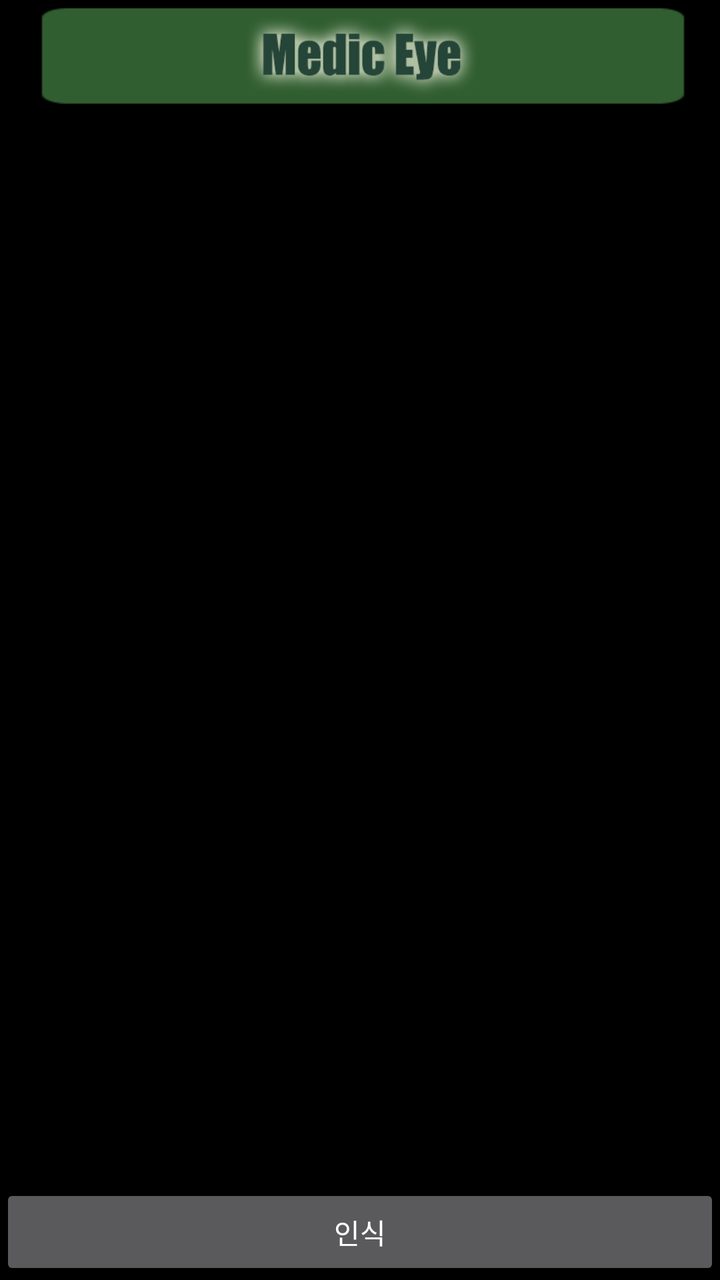
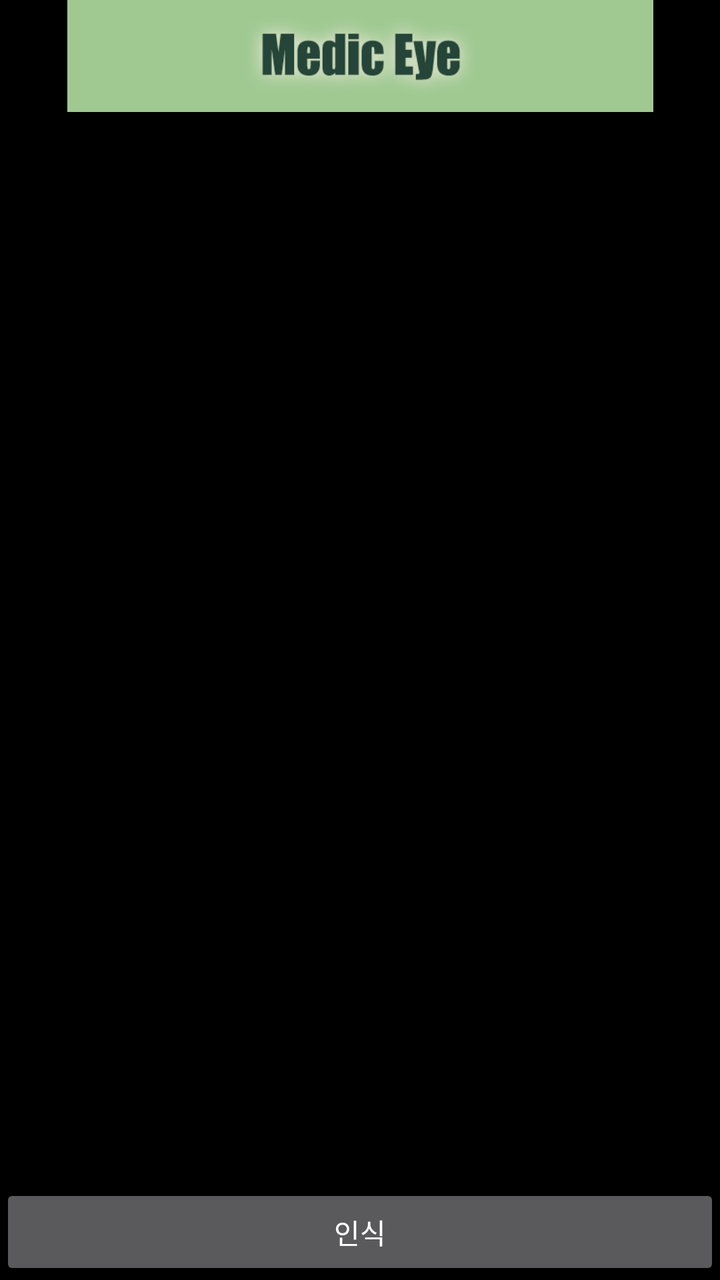

An Android layout rendered at two revisions. The XML below is the earlier revision; the diff shows what the commit changed to produce the second picture.
<!-- AndroidManifest.xml: application theme Theme.Design.NoActionBar -->
<!-- res/layout/tfe_od_activity_camera.xml -->
<?xml version="1.0" encoding="utf-8"?>
<androidx.coordinatorlayout.widget.CoordinatorLayout xmlns:android="http://schemas.android.com/apk/res/android"
    xmlns:tools="http://schemas.android.com/tools"
    android:layout_width="match_parent"
    android:layout_height="match_parent"
    android:background="#00000000">

    <RelativeLayout
        android:layout_width="match_parent"
        android:layout_height="match_parent"
        android:background="@android:color/black"
        android:orientation="vertical">


        <FrameLayout
            android:id="@+id/container"
            android:layout_width="match_parent"
            android:layout_height="match_parent"
            tools:context="org.tensorflow.demo.CameraActivity" />

        <androidx.appcompat.widget.Toolbar
            android:id="@+id/toolbar"
            android:layout_width="match_parent"
            android:layout_height="?attr/actionBarSize"
            android:layout_alignParentTop="true"
            android:background="@color/tfe_semi_transparent">

            <ImageView
                android:layout_width="wrap_content"
                android:layout_height="wrap_content"
                android:src="@drawable/title"
                android:layout_gravity="center"
                android:background="@drawable/one_button"/>
        </androidx.appcompat.widget.Toolbar>

    </RelativeLayout>

    <Button
        android:id="@+id/capture_Button"
        android:layout_width="match_parent"
        android:layout_height="wrap_content"
        android:layout_gravity="bottom|center"
        android:text="인식" />



</androidx.coordinatorlayout.widget.CoordinatorLayout>
<!-- resources referenced by this layout -->
<resources>
  <color name="tfe_semi_transparent">#66000000</color>
  <!-- drawable one_button: png bitmap (drawable, 929 bytes) -->
  <!-- drawable title: png bitmap (drawable, 20254 bytes) -->
</resources>

<!-- the commit's change to res/layout/tfe_od_activity_camera.xml (unified diff, before → after) -->
@@ -28,9 +28,9 @@
             <ImageView
                 android:layout_width="wrap_content"
                 android:layout_height="wrap_content"
-                android:src="@drawable/title"
                 android:layout_gravity="center"
-                android:background="@drawable/one_button"/>
+                android:background="#A0C992"
+                android:src="@drawable/title" />
         </androidx.appcompat.widget.Toolbar>
 
     </RelativeLayout>
<!-- resource entries referenced after the edit -->
@@ -1,7 +1,6 @@
 <!-- resources referenced by this layout -->
 <resources>
   <color name="tfe_semi_transparent">#66000000</color>
-  <!-- drawable one_button: png bitmap (drawable, 929 bytes) -->
   <!-- drawable title: png bitmap (drawable, 20254 bytes) -->
 </resources>
 
